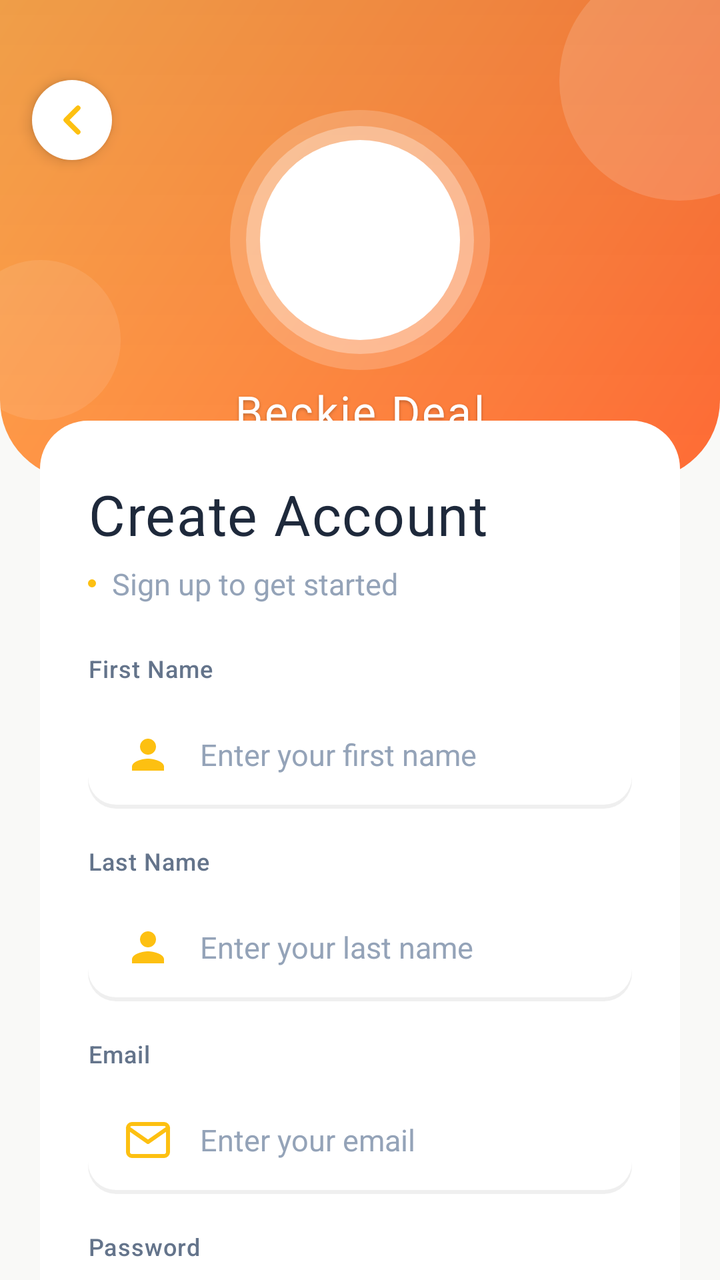
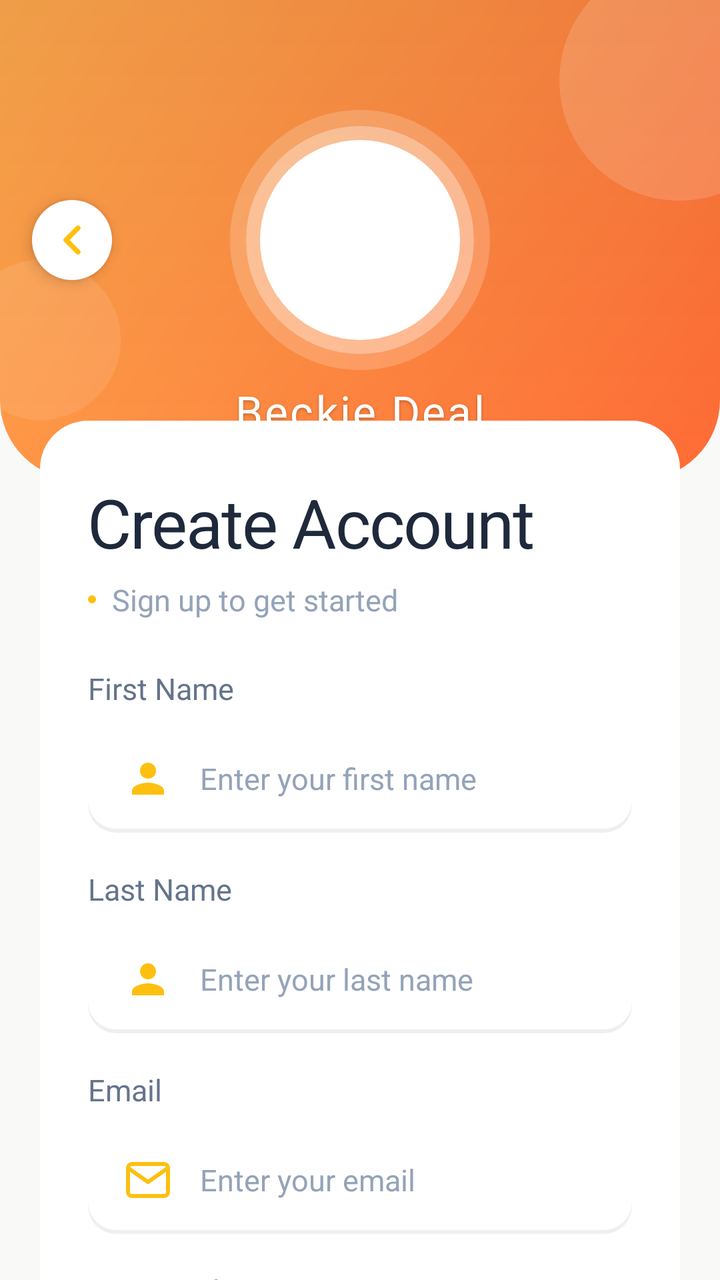

Screens rendered from an Android XML layout before and after an edit, with the pre-edit source and the edit as a unified diff.
<!-- AndroidManifest.xml: application theme Theme.BeckieDealApp -->
<!-- res/layout/activity_register.xml -->
﻿<?xml version="1.0" encoding="utf-8"?>
<androidx.constraintlayout.widget.ConstraintLayout xmlns:android="http://schemas.android.com/apk/res/android"
    xmlns:app="http://schemas.android.com/apk/res-auto"
    xmlns:tools="http://schemas.android.com/tools"
    android:layout_width="match_parent"
    android:layout_height="match_parent"
    android:background="@color/background"
    android:fitsSystemWindows="true"
    tools:context=".RegisterActivity">

    <androidx.core.widget.NestedScrollView
        android:layout_width="match_parent"
        android:layout_height="match_parent"
        android:fillViewport="true"
        android:overScrollMode="never">

        <LinearLayout
            android:layout_width="match_parent"
            android:layout_height="wrap_content"
            android:orientation="vertical">

            
            <FrameLayout
                android:id="@+id/registerHeaderWave"
                android:layout_width="match_parent"
                android:layout_height="240dp">

                
                <View
                    android:layout_width="match_parent"
                    android:layout_height="match_parent"
                    android:background="@drawable/login_header_wave_white" />

                
                <View
                    android:layout_width="120dp"
                    android:layout_height="120dp"
                    android:layout_gravity="end|top"
                    android:layout_marginTop="-20dp"
                    android:layout_marginEnd="-40dp"
                    android:background="@drawable/login_logo_circle_bg"
                    android:alpha="0.15" />

                <View
                    android:layout_width="80dp"
                    android:layout_height="80dp"
                    android:layout_gravity="start|bottom"
                    android:layout_marginStart="-20dp"
                    android:layout_marginBottom="30dp"
                    android:background="@drawable/login_logo_circle_bg"
                    android:alpha="0.1" />

                
                <ImageView
                    android:id="@+id/backButton"
                    android:layout_width="40dp"
                    android:layout_height="40dp"
                    android:layout_gravity="start|top"
                    android:layout_marginStart="16dp"
                    android:layout_marginTop="40dp"
                    android:padding="8dp"
                    android:src="@drawable/ic_arrow_left"
                    android:contentDescription="Back"
                    android:background="@drawable/login_logo_circle_bg"
                    android:elevation="4dp"
                    app:tint="@color/primary" />

                
                <FrameLayout
                    android:layout_width="wrap_content"
                    android:layout_height="wrap_content"
                    android:layout_gravity="center">
                    
                    
                    <View
                        android:layout_width="130dp"
                        android:layout_height="130dp"
                        android:layout_gravity="center"
                        android:background="@drawable/login_logo_glow" />

                    
                    <ImageView
                        android:layout_width="100dp"
                        android:layout_height="100dp"
                        android:layout_gravity="center"
                        android:src="@mipmap/ic_launcher"
                        android:elevation="8dp"
                        android:contentDescription="App Logo" />
                </FrameLayout>

                
                <TextView
                    android:layout_width="wrap_content"
                    android:layout_height="wrap_content"
                    android:layout_gravity="center_horizontal|bottom"
                    android:layout_marginBottom="20dp"
                    android:text="@string/app_name"
                    android:textAppearance="@style/TextAppearance.App.PriceHero"
                    android:textColor="@color/white_fixed"
                    android:letterSpacing="0.05"
                    android:shadowColor="#40000000"
                    android:shadowDx="0"
                    android:shadowDy="2"
                    android:shadowRadius="4" />

            </FrameLayout>

            
            <FrameLayout
                android:layout_width="match_parent"
                android:layout_height="wrap_content"
                android:layout_marginTop="-30dp"
                android:paddingHorizontal="20dp">

                <LinearLayout
                    android:id="@+id/registerFormSection"
                    android:layout_width="match_parent"
                    android:layout_height="wrap_content"
                    android:orientation="vertical"
                    android:background="@drawable/login_card_elevated_bg"
                    android:elevation="8dp"
                    android:paddingHorizontal="24dp"
                    android:paddingTop="28dp"
                    android:paddingBottom="32dp">

                    
                    <TextView
                        android:layout_width="wrap_content"
                        android:layout_height="wrap_content"
                        android:text="Create Account"
                        android:textAppearance="@style/TextAppearance.App.ScreenTitle"
                        android:letterSpacing="0.02" />

                    
                    <LinearLayout
                        android:layout_width="wrap_content"
                        android:layout_height="wrap_content"
                        android:layout_marginTop="6dp"
                        android:gravity="center_vertical"
                        android:orientation="horizontal">

                        <View
                            android:layout_width="4dp"
                            android:layout_height="4dp"
                            android:background="@drawable/login_logo_circle_bg"
                            android:backgroundTint="@color/primary" />

                        <TextView
                            android:layout_width="wrap_content"
                            android:layout_height="wrap_content"
                            android:layout_marginStart="8dp"
                            android:text="Sign up to get started"
                            android:textAppearance="@style/TextAppearance.App.Body"
                            android:textColor="@color/text_muted" />
                    </LinearLayout>

                    
                    <TextView
                        android:layout_width="wrap_content"
                        android:layout_height="wrap_content"
                        android:layout_marginTop="24dp"
                        android:text="First Name"
                        android:textAppearance="@style/TextAppearance.App.Label"
                        android:textAllCaps="false"
                        android:textColor="@color/text_secondary"
                        android:letterSpacing="0.03" />

                    <EditText
                        android:id="@+id/firstNameInput"
                        android:layout_width="match_parent"
                        android:layout_height="54dp"
                        android:layout_marginTop="8dp"
                        android:background="@drawable/login_input_background_white"
                        android:drawableStart="@drawable/ic_person"
                        android:drawableTint="@color/primary"
                        android:drawablePadding="14dp"
                        android:hint="Enter your first name"
                        android:inputType="textPersonName"
                        android:paddingHorizontal="18dp"
                        android:textAppearance="@style/TextAppearance.App.CardProductName"
                        android:textColorHint="@color/text_muted" />

                    
                    <TextView
                        android:layout_width="wrap_content"
                        android:layout_height="wrap_content"
                        android:layout_marginTop="18dp"
                        android:text="Last Name"
                        android:textAppearance="@style/TextAppearance.App.Label"
                        android:textAllCaps="false"
                        android:textColor="@color/text_secondary"
                        android:letterSpacing="0.03" />

                    <EditText
                        android:id="@+id/lastNameInput"
                        android:layout_width="match_parent"
                        android:layout_height="54dp"
                        android:layout_marginTop="8dp"
                        android:background="@drawable/login_input_background_white"
                        android:drawableStart="@drawable/ic_person"
                        android:drawableTint="@color/primary"
                        android:drawablePadding="14dp"
                        android:hint="Enter your last name"
                        android:inputType="textPersonName"
                        android:paddingHorizontal="18dp"
                        android:textAppearance="@style/TextAppearance.App.CardProductName"
                        android:textColorHint="@color/text_muted" />

                    
                    <TextView
                        android:layout_width="wrap_content"
                        android:layout_height="wrap_content"
                        android:layout_marginTop="18dp"
                        android:text="Email"
                        android:textAppearance="@style/TextAppearance.App.Label"
                        android:textAllCaps="false"
                        android:textColor="@color/text_secondary"
                        android:letterSpacing="0.03" />

                    <EditText
                        android:id="@+id/emailInput"
                        android:layout_width="match_parent"
                        android:layout_height="54dp"
                        android:layout_marginTop="8dp"
                        android:background="@drawable/login_input_background_white"
                        android:drawableStart="@drawable/ic_email"
                        android:drawableTint="@color/primary"
                        android:drawablePadding="14dp"
                        android:hint="Enter your email"
                        android:inputType="textEmailAddress"
                        android:paddingHorizontal="18dp"
                        android:textAppearance="@style/TextAppearance.App.CardProductName"
                        android:textColorHint="@color/text_muted" />

                    
                    <TextView
                        android:layout_width="wrap_content"
                        android:layout_height="wrap_content"
                        android:layout_marginTop="18dp"
                        android:text="Password"
                        android:textAppearance="@style/TextAppearance.App.Label"
                        android:textAllCaps="false"
                        android:textColor="@color/text_secondary"
                        android:letterSpacing="0.03" />

                    <EditText
                        android:id="@+id/passwordInput"
                        android:layout_width="match_parent"
                        android:layout_height="54dp"
                        android:layout_marginTop="8dp"
                        android:background="@drawable/login_input_background_white"
                        android:drawableStart="@drawable/ic_lock"
                        android:drawableTint="@color/primary"
                        android:drawablePadding="14dp"
                        android:hint="Min. 8 characters"
                        android:inputType="textPassword"
                        android:paddingHorizontal="18dp"
                        android:textAppearance="@style/TextAppearance.App.CardProductName"
                        android:textColorHint="@color/text_muted" />

                    
                    <TextView
                        android:layout_width="wrap_content"
                        android:layout_height="wrap_content"
                        android:layout_marginTop="18dp"
                        android:text="Confirm Password"
                        android:textAppearance="@style/TextAppearance.App.Label"
                        android:textAllCaps="false"
                        android:textColor="@color/text_secondary"
                        android:letterSpacing="0.03" />

                    <EditText
                        android:id="@+id/confirmPasswordInput"
                        android:layout_width="match_parent"
                        android:layout_height="54dp"
                        android:layout_marginTop="8dp"
                        android:background="@drawable/login_input_background_white"
                        android:drawableStart="@drawable/ic_lock"
                        android:drawableTint="@color/primary"
                        android:drawablePadding="14dp"
                        android:hint="Confirm your password"
                        android:inputType="textPassword"
                        android:paddingHorizontal="18dp"
                        android:textAppearance="@style/TextAppearance.App.CardProductName"
                        android:textColorHint="@color/text_muted" />

                    
                    <CheckBox
                        android:id="@+id/termsCheckbox"
                        android:layout_width="wrap_content"
                        android:layout_height="wrap_content"
                        android:layout_marginTop="16dp"
                        android:button="@drawable/login_checkbox_selector"
                        android:paddingStart="8dp"
                        android:text="I agree to the Terms and Privacy Policy"
                        android:textAppearance="@style/TextAppearance.App.Body"
                        android:textColor="@color/text_secondary" />

                    
                    <Button
                        android:id="@+id/registerButton"
                        android:layout_width="match_parent"
                        android:layout_height="56dp"
                        android:layout_marginTop="24dp"
                        android:background="@drawable/login_button_white_bg"
                        android:text="Create Account"
                        android:textAllCaps="false"
                        android:textAppearance="@style/TextAppearance.App.CardProductName"
                        android:textColor="@color/white_fixed"
                        android:letterSpacing="0.05"
                        android:elevation="4dp"
                        android:stateListAnimator="@null" />

                    
                    <LinearLayout
                        android:layout_width="wrap_content"
                        android:layout_height="wrap_content"
                        android:layout_gravity="center"
                        android:layout_marginTop="24dp"
                        android:orientation="horizontal">

                        <TextView
                            android:layout_width="wrap_content"
                            android:layout_height="wrap_content"
                            android:text="Already have an account? "
                            android:textAppearance="@style/TextAppearance.App.Body"
                            android:textColor="@color/text_muted" />

                        <TextView
                            android:id="@+id/loginLink"
                            android:layout_width="wrap_content"
                            android:layout_height="wrap_content"
                            android:text="Login"
                            android:textAppearance="@style/TextAppearance.App.CardPrice"
                            android:textColor="@color/primary" />

                    </LinearLayout>

                </LinearLayout>

            </FrameLayout>

        </LinearLayout>

    </androidx.core.widget.NestedScrollView>

</androidx.constraintlayout.widget.ConstraintLayout>
<!-- resources referenced by this layout -->
<resources>
  <color name="background">#F9F9F7</color>
  <color name="primary">#FDC011</color>
  <color name="text_muted">#94A3B8</color>
  <color name="text_secondary">#64748B</color>
  <color name="white_fixed">#FFFFFF</color>
  <!-- drawable login_logo_circle_bg (drawable) -->
  <?xml version="1.0" encoding="utf-8"?>
  <shape xmlns:android="http://schemas.android.com/apk/res/android"
      android:shape="oval">
      <solid android:color="@color/white_fixed" />
      <size
          android:width="100dp"
          android:height="100dp" />
  </shape>
  <!-- mipmap ic_launcher (mipmap-anydpi-v26) -->
  <?xml version="1.0" encoding="utf-8"?>
  <adaptive-icon xmlns:android="http://schemas.android.com/apk/res/android">
      <background android:drawable="@color/ic_launcher_background"/>
      <foreground android:drawable="@mipmap/ic_launcher_foreground"/>
  </adaptive-icon>
  <string name="app_name">Beckie Deal</string>
  <style name="TextAppearance.App.CardPrice" parent="TextAppearance.Material3.BodyLarge">
          <item name="android:fontFamily">@font/synonym_semibold</item>
          <item name="android:textSize">15sp</item>
          <item name="android:letterSpacing">0</item>
          <item name="android:textColor">@color/text_primary</item>
      </style>
  <style name="TextAppearance.App.CardProductName" parent="TextAppearance.Material3.BodyLarge">
          <item name="android:fontFamily">@font/synonym_medium</item>
          <item name="android:textSize">15sp</item>
          <item name="android:letterSpacing">0</item>
          <item name="android:textColor">@color/text_primary</item>
      </style>
  <style name="TextAppearance.App.PriceHero" parent="TextAppearance.Material3.TitleLarge">
          <item name="android:fontFamily">@font/amulya_bold</item>
          <item name="android:textSize">22sp</item>
          <item name="android:letterSpacing">-0.01</item>
          <item name="android:textColor">@color/text_primary</item>
      </style>
  <style name="Theme.BeckieDealApp" parent="Base.Theme.BeckieDealApp">
          <item name="buttonStyle">@style/Widget.App.Button</item>
          <item name="materialButtonStyle">@style/Widget.App.Button</item>
      </style>
  <color name="border_color">#E2E8F0</color>
  <color name="ic_launcher_background">#FFFFFF</color>
  <color name="text_primary">#1E293B</color>
  <style name="Widget.App.Button" parent="Widget.Material3.Button">
          <item name="shapeAppearance">@style/ShapeAppearance.App.Button.Pill</item>
          <item name="android:textAppearance">@style/TextAppearance.App.Button</item>
      </style>
  <color name="on_primary">#FFFFFF</color>
  <color name="primary_container">#FDC011</color>
  <color name="on_primary_container">#582200</color>
  <color name="surface">#FFFFFF</color>
  <color name="on_surface">#251913</color>
  <style name="TextAppearance.App.Button" parent="TextAppearance.Material3.LabelLarge">
          <item name="android:fontFamily">@font/synonym_semibold</item>
          <item name="android:textSize">15sp</item>
          <item name="android:letterSpacing">0.01</item>
          <item name="android:textAllCaps">false</item>
      </style>
  <style name="ShapeAppearance.App.Button.Pill" parent="">
          <item name="cornerFamily">rounded</item>
          <item name="cornerSize">50%</item>
      </style>
  <color name="nav_indicator_fill">#FFF1EB</color>
  <style name="ShapeAppearance.App.BottomNav.ActiveIndicator" parent="">
          <item name="cornerFamily">rounded</item>
          <item name="cornerSize">50%</item>
      </style>
  <!-- unchanged entries left out for length: 19 -->
</resources>

<!-- the commit's change to res/layout/activity_register.xml (unified diff, before → after) -->
@@ -55,9 +55,8 @@
                     android:id="@+id/backButton"
                     android:layout_width="40dp"
                     android:layout_height="40dp"
-                    android:layout_gravity="start|top"
+                    android:layout_gravity="start|center_vertical"
                     android:layout_marginStart="16dp"
-                    android:layout_marginTop="40dp"
                     android:padding="8dp"
                     android:src="@drawable/ic_arrow_left"
                     android:contentDescription="Back"
@@ -128,8 +127,7 @@
                         android:layout_width="wrap_content"
                         android:layout_height="wrap_content"
                         android:text="Create Account"
-                        android:textAppearance="@style/TextAppearance.App.ScreenTitle"
-                        android:letterSpacing="0.02" />
+                        android:textAppearance="@style/TextAppearance.App.AuthTitle" />
 
                     
                     <LinearLayout
@@ -160,10 +158,8 @@
                         android:layout_height="wrap_content"
                         android:layout_marginTop="24dp"
                         android:text="First Name"
-                        android:textAppearance="@style/TextAppearance.App.Label"
-                        android:textAllCaps="false"
-                        android:textColor="@color/text_secondary"
-                        android:letterSpacing="0.03" />
+                        android:textAppearance="@style/TextAppearance.App.CardPrice"
+                        android:textColor="@color/text_secondary" />
 
                     <EditText
                         android:id="@+id/firstNameInput"
@@ -186,10 +182,8 @@
                         android:layout_height="wrap_content"
                         android:layout_marginTop="18dp"
                         android:text="Last Name"
-                        android:textAppearance="@style/TextAppearance.App.Label"
-                        android:textAllCaps="false"
-                        android:textColor="@color/text_secondary"
-                        android:letterSpacing="0.03" />
+                        android:textAppearance="@style/TextAppearance.App.CardPrice"
+                        android:textColor="@color/text_secondary" />
 
                     <EditText
                         android:id="@+id/lastNameInput"
@@ -212,10 +206,8 @@
                         android:layout_height="wrap_content"
                         android:layout_marginTop="18dp"
                         android:text="Email"
-                        android:textAppearance="@style/TextAppearance.App.Label"
-                        android:textAllCaps="false"
-                        android:textColor="@color/text_secondary"
-                        android:letterSpacing="0.03" />
+                        android:textAppearance="@style/TextAppearance.App.CardPrice"
+                        android:textColor="@color/text_secondary" />
 
                     <EditText
                         android:id="@+id/emailInput"
@@ -238,10 +230,8 @@
                         android:layout_height="wrap_content"
                         android:layout_marginTop="18dp"
                         android:text="Password"
-                        android:textAppearance="@style/TextAppearance.App.Label"
-                        android:textAllCaps="false"
-                        android:textColor="@color/text_secondary"
-                        android:letterSpacing="0.03" />
+                        android:textAppearance="@style/TextAppearance.App.CardPrice"
+                        android:textColor="@color/text_secondary" />
 
                     <EditText
                         android:id="@+id/passwordInput"
@@ -264,10 +254,8 @@
                         android:layout_height="wrap_content"
                         android:layout_marginTop="18dp"
                         android:text="Confirm Password"
-                        android:textAppearance="@style/TextAppearance.App.Label"
-                        android:textAllCaps="false"
-                        android:textColor="@color/text_secondary"
-                        android:letterSpacing="0.03" />
+                        android:textAppearance="@style/TextAppearance.App.CardPrice"
+                        android:textColor="@color/text_secondary" />
 
                     <EditText
                         android:id="@+id/confirmPasswordInput"
<!-- resource entries referenced after the edit -->
@@ -21,6 +21,12 @@
       <foreground android:drawable="@mipmap/ic_launcher_foreground"/>
   </adaptive-icon>
   <string name="app_name">Beckie Deal</string>
+  <style name="TextAppearance.App.AuthTitle" parent="TextAppearance.Material3.HeadlineLarge">
+          <item name="android:fontFamily">@font/amulya_bold</item>
+          <item name="android:textSize">34sp</item>
+          <item name="android:letterSpacing">-0.02</item>
+          <item name="android:textColor">@color/text_primary</item>
+      </style>
   <style name="TextAppearance.App.CardPrice" parent="TextAppearance.Material3.BodyLarge">
           <item name="android:fontFamily">@font/synonym_semibold</item>
           <item name="android:textSize">15sp</item>
